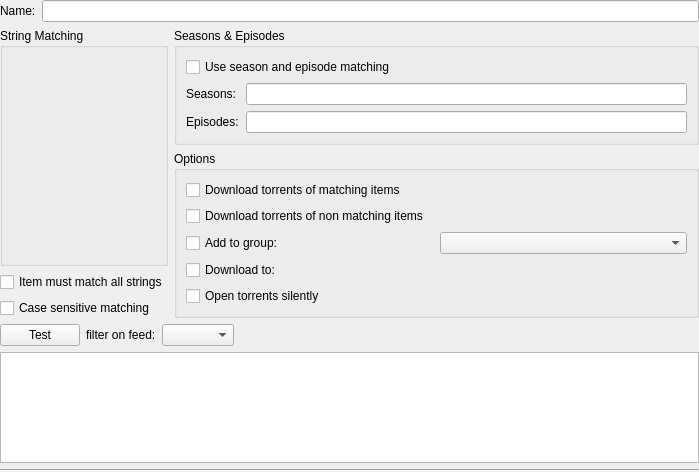
Before: the Qt Designer form plugins/syndication/filtereditor.ui in KDE/ktorrent, drawn with Qt 5.
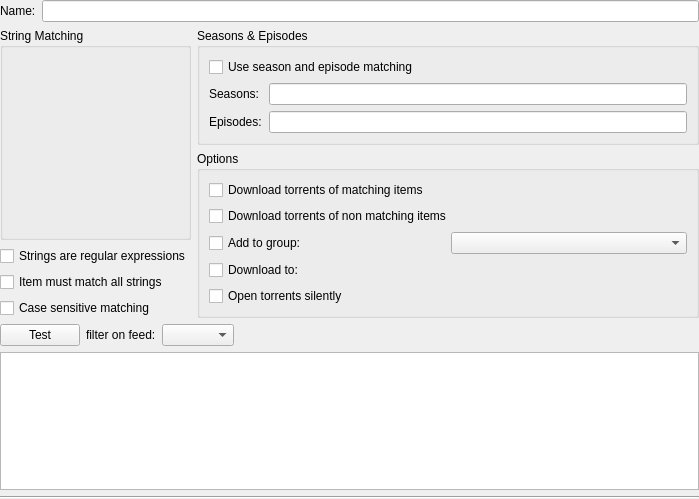
After: the same form once the commit is applied. Custom widgets are drawn as their Qt base class.

Commit message: By default strings in filter now use wildcard matching, regular expressions can be enabled if it is needed.

Patch:
```diff
--- a/plugins/syndication/filtereditor.ui
+++ b/plugins/syndication/filtereditor.ui
@@ -6,7 +6,7 @@
     <x>0</x>
     <y>0</y>
     <width>699</width>
-    <height>472</height>
+    <height>499</height>
    </rect>
   </property>
   <property name="windowTitle" >
@@ -44,6 +44,16 @@
          </property>
         </widget>
        </item>
+       <item>
+        <widget class="QCheckBox" name="m_reg_exp_syntax" >
+         <property name="toolTip" >
+          <string>By default strings will use wildcard matching. If you want to use regular expressions, this needs to be enabled.</string>
+         </property>
+         <property name="text" >
+          <string>Strings are regular expressions</string>
+         </property>
+        </widget>
+       </item>
        <item>
         <widget class="QCheckBox" name="m_all_words_must_match" >
          <property name="text" >
```
Left out of the diff: 31 changed lines with no effect on the pictures. The commit also changes 5 other files.
